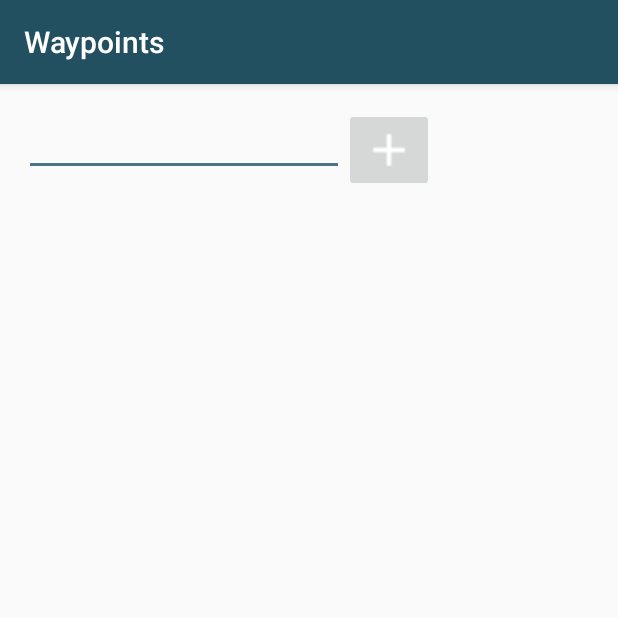
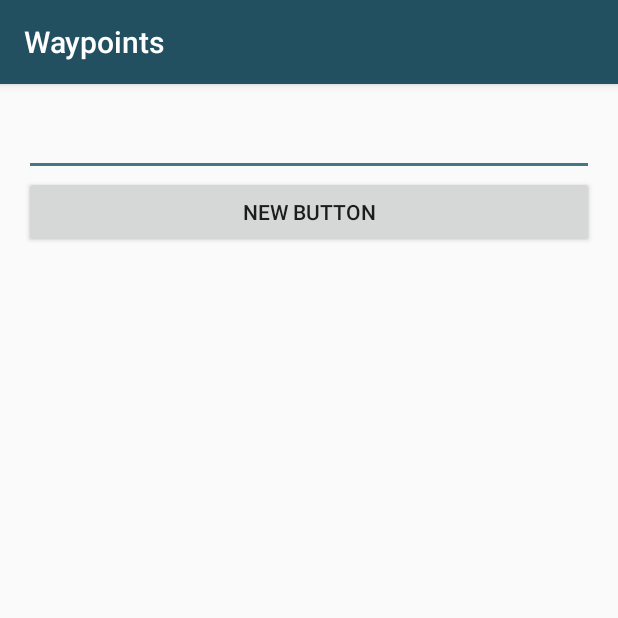
Before and after one commit to Ailtonjr/Waypoints, an Android app: the AdicionaPontoActivity screen opened directly, with no data from a screen before it, on a phone screen of 412 x 824 dp, the top half of it. Run offline under Robolectric (Android 15) with nearby library versions, the phone set to English and light mode, and no system bars.

Commit message:
Tela adicionar rota iniciada. Alguns ajustes de layout foram feitos.

```diff
--- a/app/src/main/res/layout/activity_adiciona_ponto.xml
+++ b/app/src/main/res/layout/activity_adiciona_ponto.xml
@@ -14,11 +14,6 @@
         android:layout_width="fill_parent"
         android:layout_height="wrap_content">
 
-        <LinearLayout
-            android:orientation="horizontal"
-            android:layout_width="wrap_content"
-            android:layout_height="match_parent">
-
         <EditText
             android:layout_width="fill_parent"
             android:layout_height="wrap_content"
@@ -26,15 +21,12 @@
             android:ems="10"
             android:id="@+id/editText" />
 
-            <ImageButton
-                android:layout_width="wrap_content"
+        <Button
+            android:layout_width="fill_parent"
             android:layout_height="wrap_content"
-                android:src="@drawable/ic_add_white_24dp"
-                android:text="Botao"
+            android:text="New Button"
             android:id="@+id/button" />
 
     </LinearLayout>
 
-    </LinearLayout>
-
 </RelativeLayout>
```
Also changed, not shown: app/src/main/java/br/com/waypoints/waypoints/NovaRotaActivity.java (+26 -0 lines), 5 other files. Lines whose indentation alone changed are shown as unchanged.
